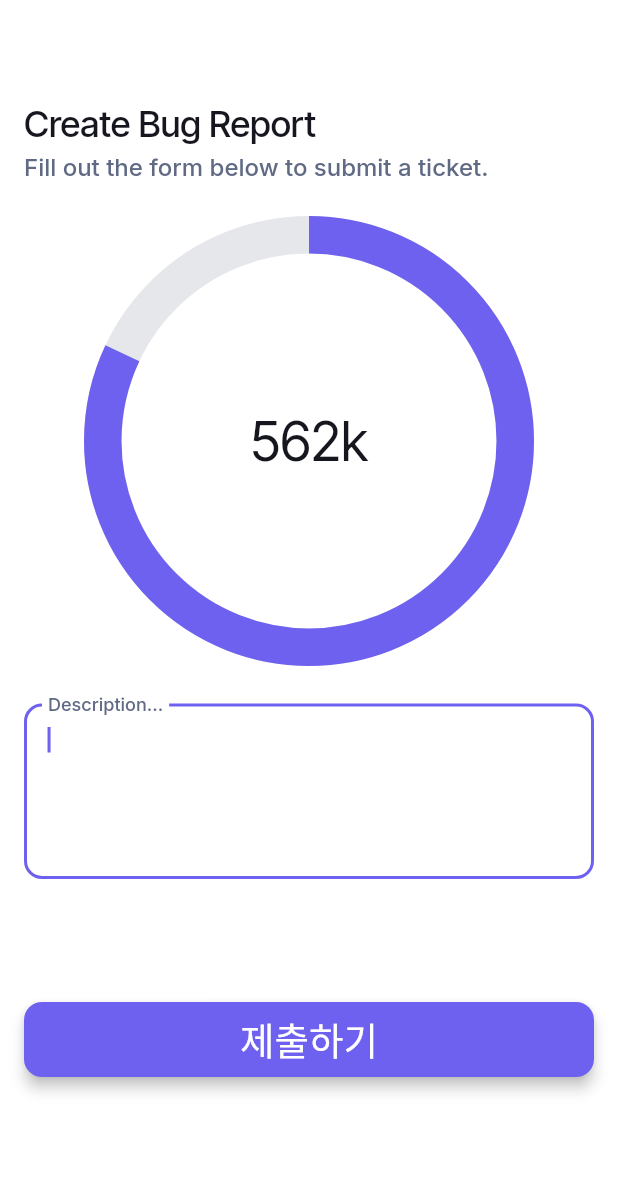
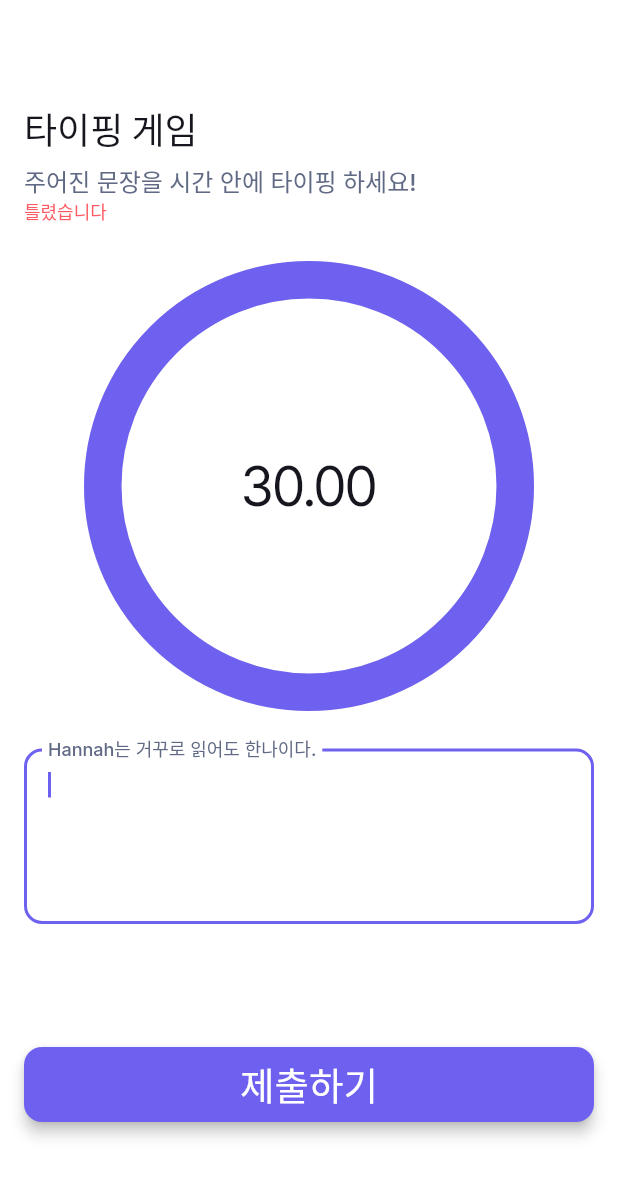
Before and after one commit to manystorms/treasure_hunt, a Flutter app: the MiniGameTypingWidget screen opened by its route, after a tap on "제출하기", on a phone screen of 412 x 824 dp. Shown: the top 1177 px of the screen. Run offline on Flutter 3.47's test engine with Material 3 defaults, Android fonts, the phone set to English and light mode, and no system bars; drawn by our look-alikes of auto_size_text, percent_indicator; our stand-ins replace cloud_firestore, firebase_core, flutter_animate, font_awesome_flutter, from_css_color, go_router and 4 more; missing offline and left inert: json_path, mobile_scanner; accounts and stored records are empty; generated files the repository leaves out were written again; statements that could not run were skipped.

Commit message:
타이핑 게임 추가

```diff
--- a/lib/data.dart
+++ b/lib/data.dart
@@ -14,21 +14,53 @@ void changeScore(int num) {
 
 const List<Map<String, dynamic>> riddleData = [
   {
+    'qrCode':'start_point',
+    'simpleContent':'아름다운 그림을 듣는다',
+    'content':'아름다운 그림을 듣는다',
+  },
+  {
+    'qrCode':'music_room',
+    'simpleContent':'더 큰 세계를 항해하다',
+    'content':'더 큰 세계를 항해하다',
+    'miniGame':'/miniGameButtonClick'
+  },
+  {
+    'qrCode':'observatory',
+    'simpleContent':'계산가가 많다',
+    'content':'계산가가 많다',
+    'miniGame':'/miniGameMatchColor'
+  },
+  {
+    'qrCode':'computer_room',
+    'simpleContent':'일정한 시각마다 우리에게 시간을 알려주다',
+    'content':'일정한 시각마다 우리에게 시간을 알려주다',
+    'miniGame':'/miniGameSpeedQuiz'
+  },
+  {
+    'qrCode':'broadcasting_room',
+    'simpleContent':'1부터 100까지의 합을 구하다',
+    'content':'1부터 100까지의 합을 구하다',
+    'miniGame':'/miniGameButtonClick'
+  },
+  {
+    'qrCode':'gauss_room',
+    'simpleContent':'Kp htqpv qh vjg xgpfkpi ocejkpg qp vjg vjktf hnqqt',
+    'content':'Kp htqpv qh vjg xgpfkpi ocejkpg qp vjg vjktf hnqqt',
+    'miniGame':'/miniGameButtonClick'
+  },
+  {
+    'qrCode':'end_point',
+    'simpleContent':'보물 찾기 성공!',
+    'content':'보물 찾기 성공!'
+  }
+];
+
+/*
+{
     'qrCode':'aaaa',
     'imagePath':'assets/test.jpeg',
     'simpleContent':'fff',
     'content':'asdfs',
     'miniGame':'/miniGameMatchColor'
   },
-  {
-    'qrCode':'bbbb',
-    'simpleContent':'gdsk',
-    'content':'dsg',
-    'miniGame':'/miniGameButtonClick'
-  },
-  {
-    'qrCode':'cccc',
-    'simpleContent':'보물 찾기 성공!',
-    'content':'보물 찾기 성공!'
-  }
-];
+ */
--- a/lib/pages/mini_game_speed_quiz/mini_game_speed_quiz_model.dart
+++ b/lib/pages/mini_game_speed_quiz/mini_game_speed_quiz_model.dart
@@ -6,8 +6,16 @@ import 'package:flutter/material.dart';
 const double settingTime = 30;
 
 List<String> problem = [
-  'gggg',
-  'sdfs',
+  '컴퓨터가 이해할 수 있는 0과 1로 이루어진 언어를 무엇이라고 하나요?',
+  '다음의 이진수의 계산 결과는 무엇인가요?\n001101+000111=010100',
+  '로봇이 주변 환경을 감지하기 위해 사용하는 장치는 무엇인가요?',
+  '인터넷에 연결된 장치를 제어하거나 데이터는 교환하는 기술을 뭐라고 하나요?',
+  '프로그램에 발생한 오류를 찾아 수정하는 과정을 뭐라고 하나요?',
+  '다음 중 프로그래밍 언어가 아닌 것은 무엇일까요?',
+  '"Hello, World!"를 출력하는 가장 기본적인 Python 코드는 무엇인가요?',
+  '다음 중 반복문을 의미하는 Python 키워드는 무엇인가요?',
+  '변수에 값을 할당할 때 사용하는 기호는 무엇인가요?',
+  '인공지능의 윤리적 문제 중 하나로, AI가 편향된 데이터를 학습해 잘못된 결정을 내리는 현상을 무엇이라 하나요?'
 ];
 
 List<List<String>> problemChoice = [
--- a/lib/pages/mini_game_typing/mini_game_typing_model.dart
+++ b/lib/pages/mini_game_typing/mini_game_typing_model.dart
@@ -1,3 +1,4 @@
+import 'dart:async';
 import '/flutter_flow/flutter_flow_theme.dart';
 import '/flutter_flow/flutter_flow_util.dart';
 import '/flutter_flow/flutter_flow_widgets.dart';
@@ -7,8 +8,21 @@ import 'package:google_fonts/google_fonts.dart';
 import 'package:percent_indicator/percent_indicator.dart';
 import 'package:provider/provider.dart';
 
+const double settingTime = 30;
+const List<String> textAsk = [
+  "Hannah는 거꾸로 읽어도 한나이다.",
+  "글을 빨리 쓰는 것과 잘 쓰는것은 전혀 다른 실력이다.",
+  "새로운 사람들은 쫓아내야할 침략군이 아니다.",
+  "서울 특별시 특허 허가국 특허 허가과 허가과장 허과장",
+];
 class MiniGameTypingModel extends FlutterFlowModel<MiniGameTypingWidget> {
   ///  State fields for stateful widgets in this page.
+
+  late Timer timer;
+  double timeLeft = settingTime;
+  int problemText = 0;
+  int ansText = 0;
+  bool? previousProblemAns;
 
   // State field(s) for description widget.
   FocusNode? descriptionFocusNode;
@@ -22,5 +36,7 @@ class MiniGameTypingModel extends FlutterFlowModel<MiniGameTypingWidget> {
   void dispose() {
     descriptionFocusNode?.dispose();
     descriptionTextController?.dispose();
+
+    timer.cancel();
   }
 }
--- a/lib/pages/mini_game_typing/mini_game_typing_widget.dart
+++ b/lib/pages/mini_game_typing/mini_game_typing_widget.dart
@@ -1,11 +1,11 @@
+import 'dart:async';
 import '/flutter_flow/flutter_flow_theme.dart';
 import '/flutter_flow/flutter_flow_util.dart';
 import '/flutter_flow/flutter_flow_widgets.dart';
 import 'package:flutter/material.dart';
-import 'package:google_fonts/google_fonts.dart';
 import 'package:percent_indicator/percent_indicator.dart';
-import 'package:provider/provider.dart';
-
+import 'package:treasure_hunt/show_alert.dart';
+import 'package:treasure_hunt/data.dart';
 import 'mini_game_typing_model.dart';
 export 'mini_game_typing_model.dart';
 
@@ -30,6 +30,34 @@ class _MiniGameTypingWidgetState extends State<MiniGameTypingWidget> {
     _model.descriptionFocusNode ??= FocusNode();
   }
 
+  void startTimer() {
+    const duration = Duration(milliseconds: 10);
+
+    _model.timeLeft = settingTime;
+
+    _model.timer = Timer.periodic(duration, (timer) {
+      setState(() {
+        if (_model.timeLeft <= 0) {
+          _model.timeLeft = 0;
+          timer.cancel();
+          gameEnd();
+        } else {
+          _model.timeLeft -= 0.01;
+        }
+      });
+    });
+  }
+
+  void gameEnd() async{
+    _model.timer.cancel();
+    await showAlertWithoutChoice(context, '게임이 끝났습니다');
+    int changingScore = _model.ansText-2;
+    changeScore(changingScore);
+    await showAlertWithoutChoice(context, '점수가 ${changingScore.abs()}만큼 ${(changingScore > 0)? '증가':'감소'}했습니다');
+
+    context.pop();
+  }
+
   @override
   void dispose() {
     _model.dispose();
@@ -50,42 +78,51 @@ class _MiniGameTypingWidgetState extends State<MiniGameTypingWidget> {
         appBar: AppBar(
           backgroundColor: FlutterFlowTheme.of(context).secondaryBackground,
           automaticallyImplyLeading: false,
-          actions: [],
+          actions: const [],
           centerTitle: false,
           elevation: 0,
         ),
         body: SafeArea(
           top: true,
           child: Padding(
-            padding: EdgeInsetsDirectional.fromSTEB(16, 12, 16, 0),
+            padding: const EdgeInsetsDirectional.fromSTEB(16, 12, 16, 0),
             child: SingleChildScrollView(
               child: Column(
                 mainAxisSize: MainAxisSize.max,
                 crossAxisAlignment: CrossAxisAlignment.start,
                 children: [
                   Text(
-                    'Create Bug Report',
+                    '타이핑 게임',
                     style: FlutterFlowTheme.of(context).headlineMedium.override(
                       fontFamily: 'Inter Tight',
                       letterSpacing: 0.0,
                     ),
                   ),
                   Padding(
-                    padding: EdgeInsetsDirectional.fromSTEB(0, 4, 0, 0),
+                    padding: const EdgeInsetsDirectional.fromSTEB(0, 4, 0, 0),
                     child: Text(
-                      'Fill out the form below to submit a ticket.',
+                      '주어진 문장을 시간 안에 타이핑 하세요!',
                       style: FlutterFlowTheme.of(context).labelLarge.override(
                         fontFamily: 'Inter',
                         letterSpacing: 0.0,
                       ),
                     ),
                   ),
+                  if(_model.previousProblemAns != null)
+                    Text(
+                      (_model.previousProblemAns??true)? '맞았습니다':'틀렸습니다',
+                      style: FlutterFlowTheme.of(context).bodyMedium.override(
+                        fontFamily: 'Inter',
+                        color: (_model.previousProblemAns??true)? const Color(0xFF4B39EF):const Color(0xFFFF5963),
+                        letterSpacing: 0.0,
+                      ),
+                    ),
                   Align(
-                    alignment: AlignmentDirectional(0, 0),
+                    alignment: const AlignmentDirectional(0, 0),
                     child: Padding(
-                      padding: EdgeInsetsDirectional.fromSTEB(24, 24, 24, 0),
+                      padding: const EdgeInsetsDirectional.fromSTEB(24, 24, 24, 0),
                       child: CircularPercentIndicator(
-                        percent: 0.82,
+                        percent: (_model.timeLeft>= 0)? _model.timeLeft/settingTime:0,
                         radius: 150,
                         lineWidth: 25,
                         animation: true,
@@ -93,7 +130,7 @@ class _MiniGameTypingWidgetState extends State<MiniGameTypingWidget> {
                         progressColor: FlutterFlowTheme.of(context).primary,
                         backgroundColor: FlutterFlowTheme.of(context).alternate,
                         center: Text(
-                          '562k',
+                          _model.timeLeft.toStringAsFixed(2),
                           style: FlutterFlowTheme.of(context)
                               .displaySmall
                               .override(
@@ -108,7 +145,7 @@ class _MiniGameTypingWidgetState extends State<MiniGameTypingWidget> {
                   Container(
                     height: 200,
                     child: Padding(
-                      padding: EdgeInsetsDirectional.fromSTEB(0, 25, 0, 0),
+                      padding: const EdgeInsetsDirectional.fromSTEB(0, 25, 0, 0),
                       child: TextFormField(
                         controller: _model.descriptionTextController,
                         focusNode: _model.descriptionFocusNode,
@@ -116,7 +153,7 @@ class _MiniGameTypingWidgetState extends State<MiniGameTypingWidget> {
                         textCapitalization: TextCapitalization.words,
                         obscureText: false,
                         decoration: InputDecoration(
-                          labelText: 'Description...',
+                          labelText: textAsk[_model.ansText],
                           labelStyle:
                           FlutterFlowTheme.of(context).labelLarge.override(
                             fontFamily: 'Inter',
@@ -167,7 +204,7 @@ class _MiniGameTypingWidgetState extends State<MiniGameTypingWidget> {
                           fillColor:
                           FlutterFlowTheme.of(context).secondaryBackground,
                           contentPadding:
-                          EdgeInsetsDirectional.fromSTEB(16, 16, 16, 16),
+                          const EdgeInsetsDirectional.fromSTEB(16, 16, 16, 16),
                         ),
                         style: FlutterFlowTheme.of(context).bodyLarge.override(
                           fontFamily: 'Inter',
@@ -182,17 +219,30 @@ class _MiniGameTypingWidgetState extends State<MiniGameTypingWidget> {
                     ),
                   ),
                   Padding(
-                    padding: EdgeInsetsDirectional.fromSTEB(0, 24, 0, 12),
+                    padding: const EdgeInsetsDirectional.fromSTEB(0, 24, 0, 12),
                     child: FFButtonWidget(
                       onPressed: () {
-                        print('Button pressed ...');
+                        if(textAsk[_model.problemText] == "") { //수정 필요
+                          _model.previousProblemAns = true;
+                          _model.ansText++;
+                        }
+                        else{
+                          _model.previousProblemAns = false;
+                        }
+                        _model.problemText++;
+                        if(_model.problemText == textAsk.length) {
+                          _model.problemText = 0;
+                          gameEnd();
+                        }else{
+                          setState(() {});
+                        }
                       },
                       text: '제출하기',
                       options: FFButtonOptions(
                         width: double.infinity,
                         height: 50,
-                        padding: EdgeInsets.all(0),
-                        iconPadding: EdgeInsetsDirectional.fromSTEB(0, 0, 0, 0),
+                        padding: const EdgeInsets.all(0),
+                        iconPadding: const EdgeInsetsDirectional.fromSTEB(0, 0, 0, 0),
                         color: FlutterFlowTheme.of(context).primary,
                         textStyle:
                         FlutterFlowTheme.of(context).titleSmall.override(
@@ -202,7 +252,7 @@ class _MiniGameTypingWidgetState extends State<MiniGameTypingWidget> {
                           letterSpacing: 0.0,
                         ),
                         elevation: 4,
-                        borderSide: BorderSide(
+                        borderSide: const BorderSide(
                           color: Colors.transparent,
                           width: 1,
                         ),
```
Also changed, not shown: lib/pages/image_page/image_page_widget.dart (+4 -5 lines).
